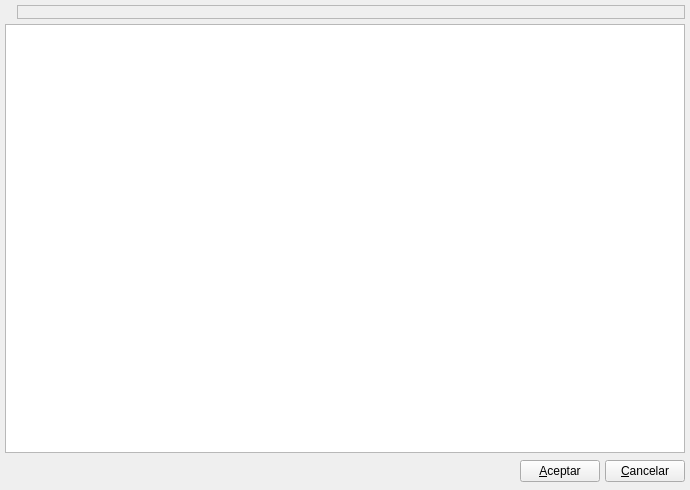
This is bulmages/bulmafact/plugins/pluginbf_tipotrabajo/listtipostrabajobase.ui in eboladev/Bulmages-1 as Qt 5 draws it before an edit. The edited form follows.
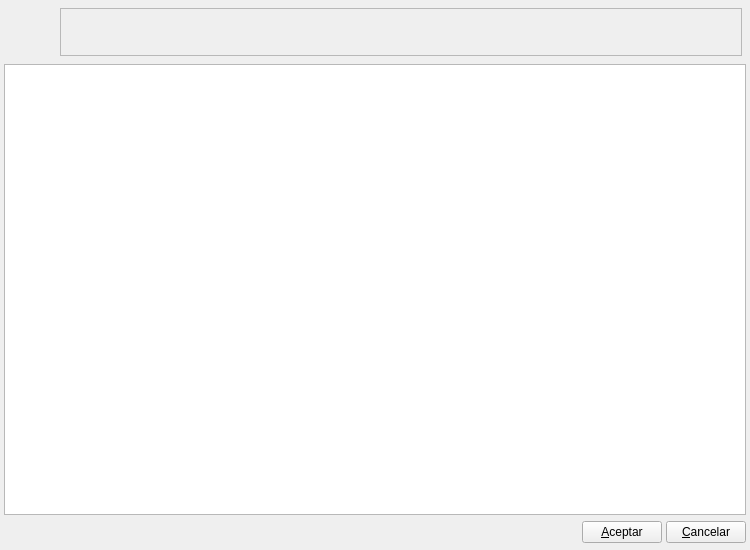
This is the edited form. Icons and pictures are not drawn. Custom widgets are drawn as their Qt base class.

The edit to the form file:
```diff
--- a/bulmages/bulmafact/plugins/pluginbf_tipotrabajo/listtipostrabajobase.ui
+++ b/bulmages/bulmafact/plugins/pluginbf_tipotrabajo/listtipostrabajobase.ui
@@ -1,35 +1,41 @@
 <ui version="4.0" >
  <author>Tomeu Borras Riera</author>
  <class>ListTiposTrabajoBase</class>
- <widget class="QWidget" name="ListTiposTrabajoBase" >
-  <property name="geometry" >
+ <widget class="QWidget" name="ListTiposTrabajoBase">
+  <property name="geometry">
    <rect>
     <x>0</x>
     <y>0</y>
-    <width>690</width>
-    <height>490</height>
+    <width>750</width>
+    <height>550</height>
    </rect>
   </property>
-  <property name="windowTitle" >
+  <property name="minimumSize">
+   <size>
+    <width>750</width>
+    <height>550</height>
+   </size>
+  </property>
+  <property name="windowTitle">
    <string>Tipos de Trabajo</string>
   </property>
   <property name="windowIcon" >
    <iconset resource="../../../bulmages.qrc" >:/BfBulmaFact32x32/images/png/32x32/i_bulmages_trabajadores.32x32.png</iconset>
   </property>
-  <layout class="QGridLayout" >
-   <property name="margin" >
-    <number>5</number>
+  <layout class="QGridLayout">
+   <property name="margin">
+    <number>4</number>
    </property>
-   <property name="spacing" >
-    <number>5</number>
+   <property name="spacing">
+    <number>4</number>
    </property>
-   <item row="2" column="0" >
-    <layout class="QHBoxLayout" >
-     <property name="margin" >
-      <number>0</number>
+   <item row="2" column="0">
+    <layout class="QHBoxLayout">
+     <property name="spacing">
+      <number>4</number>
      </property>
-     <property name="spacing" >
-      <number>5</number>
+     <property name="margin">
+      <number>0</number>
      </property>
      <item>
       <spacer>
@@ -60,27 +66,37 @@
      </item>
     </layout>
    </item>
-   <item row="0" column="0" >
-    <layout class="QHBoxLayout" >
-     <property name="margin" >
-      <number>0</number>
+   <item row="0" column="0">
+    <layout class="QHBoxLayout">
+     <property name="spacing">
+      <number>4</number>
      </property>
-     <property name="spacing" >
-      <number>5</number>
+     <property name="margin">
+      <number>4</number>
      </property>
      <item>
-      <widget class="QLabel" name="label" >
-       <property name="pixmap" >
-        <pixmap resource="../../../bulmages.qrc" >:/BfBulmaFact32x32/images/png/32x32/i_bulmages_trabajadores.32x32.png</pixmap>
+      <widget class="QLabel" name="label">
+       <property name="minimumSize">
+        <size>
+         <width>48</width>
+         <height>48</height>
+        </size>
+       </property>
+       <property name="maximumSize">
+        <size>
+         <width>48</width>
+         <height>48</height>
+        </size>
+       </property>
+       <property name="pixmap">
+        <pixmap>:/BfBulmaFact32x32/images/png/32x32/i_bulmages_trabajadores.32x32.png</pixmap>
        </property>
       </widget>
      </item>
      <item>
-      <widget class="QFrame" name="frame" >
-       <property name="sizePolicy" >
-        <sizepolicy>
-         <hsizetype>7</hsizetype>
-         <vsizetype>5</vsizetype>
+      <widget class="QFrame" name="frame">
+       <property name="sizePolicy">
+        <sizepolicy hsizetype="Expanding" vsizetype="Preferred">
          <horstretch>0</horstretch>
          <verstretch>0</verstretch>
         </sizepolicy>
@@ -104,7 +120,7 @@
    </item>
   </layout>
  </widget>
- <layoutdefault spacing="2" margin="6" />
+ <layoutdefault spacing="2" margin="6"/>
  <customwidgets>
   <customwidget>
    <class>BlSubForm</class>
```
Left out of the diff: 32 changed lines with no effect on the pictures.
